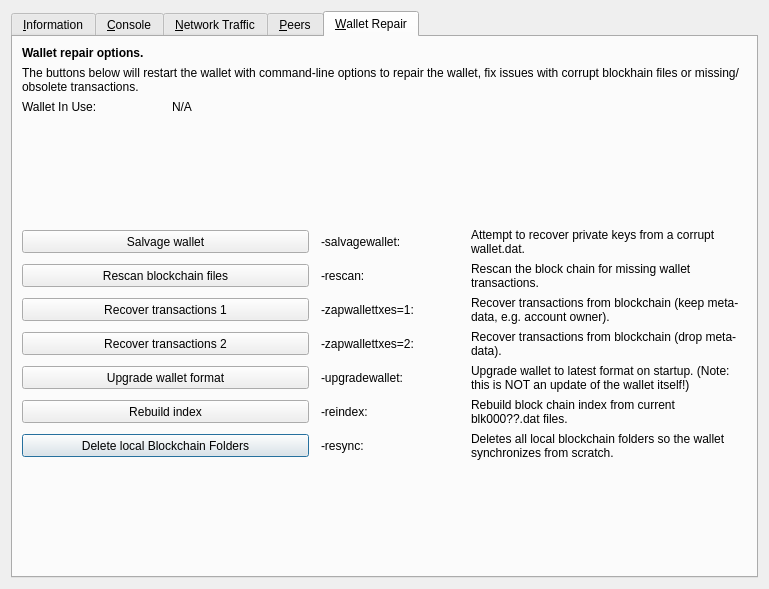
First picture: the form in src/qt/forms/rpcconsole.ui, repository VitaeTeam/Vitae, before the edit.
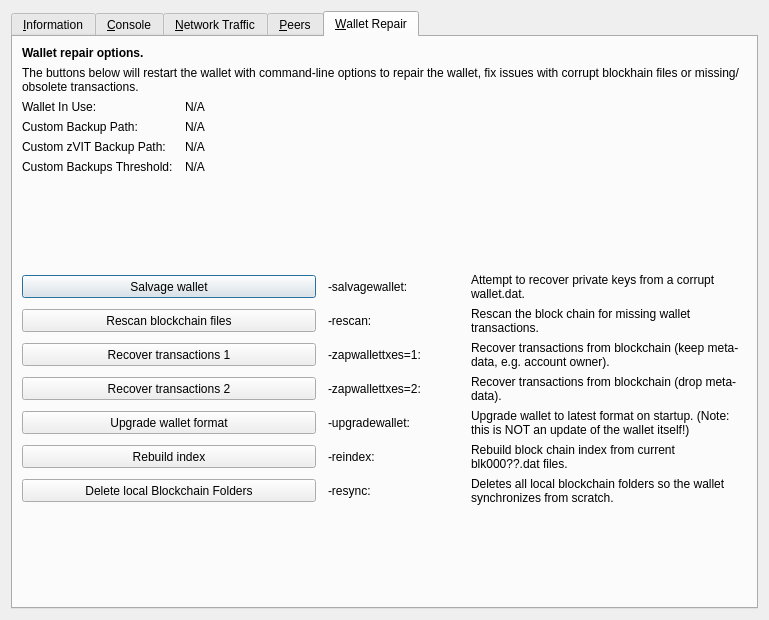
Second picture: the form after the edit. The open tabs and pages were chosen to show the change. Icons and pictures are not drawn. Custom widgets are drawn as their Qt base class.

The edit to the form file:
```diff
--- a/src/qt/forms/rpcconsole.ui
+++ b/src/qt/forms/rpcconsole.ui
@@ -7,7 +7,7 @@
     <x>0</x>
     <y>0</y>
     <width>769</width>
-    <height>589</height>
+    <height>620</height>
    </rect>
   </property>
   <property name="windowTitle">
@@ -1267,19 +1267,6 @@
        <property name="horizontalSpacing">
         <number>12</number>
        </property>
-       <item row="10" column="0" colspan="2">
-        <widget class="QPushButton" name="btn_resync">
-         <property name="minimumSize">
-          <size>
-           <width>100</width>
-           <height>23</height>
-          </size>
-         </property>
-         <property name="text">
-          <string>Delete local Blockchain Folders</string>
-         </property>
-        </widget>
-       </item>
        <item row="0" column="0" colspan="4">
         <widget class="QLabel" name="label_repair_header">
          <property name="font">
@@ -1333,6 +1320,96 @@
         </widget>
        </item>
        <item row="3" column="0">
+        <widget class="QLabel" name="wallet_custombackuppath_label">
+         <property name="visible">
+          <bool>false</bool>
+         </property>
+         <property name="text">
+          <string>Custom Backup Path:</string>
+         </property>
+        </widget>
+       </item>
+       <item row="3" column="1" colspan="3">
+        <widget class="QLabel" name="wallet_custombackuppath">
+         <property name="cursor">
+          <cursorShape>IBeamCursor</cursorShape>
+         </property>
+         <property name="visible">
+          <bool>false</bool>
+         </property>
+         <property name="text">
+          <string>N/A</string>
+         </property>
+         <property name="textFormat">
+          <enum>Qt::PlainText</enum>
+         </property>
+         <property name="textInteractionFlags">
+          <set>Qt::LinksAccessibleByMouse|Qt::TextSelectableByKeyboard|Qt::TextSelectableByMouse</set>
+         </property>
+        </widget>
+       </item>
+       <item row="4" column="0">
+        <widget class="QLabel" name="wallet_customzvitbackuppath_label">
+         <property name="text">
+          <string>Custom zVIT Backup Path:</string>
+         </property>
+         <property name="visible">
+          <bool>false</bool>
+         </property>
+         <property name="text">
+          <string>Custom zVIT Backup Path:</string>
+         </property>
+        </widget>
+       </item>
+       <item row="4" column="1" colspan="3">
+        <widget class="QLabel" name="wallet_customzvitbackuppath">
+         <property name="cursor">
+          <cursorShape>IBeamCursor</cursorShape>
+         </property>
+         <property name="visible">
+          <bool>false</bool>
+         </property>
+         <property name="text">
+          <string>N/A</string>
+         </property>
+         <property name="textFormat">
+          <enum>Qt::PlainText</enum>
+         </property>
+         <property name="textInteractionFlags">
+          <set>Qt::LinksAccessibleByMouse|Qt::TextSelectableByKeyboard|Qt::TextSelectableByMouse</set>
+         </property>
+        </widget>
+       </item>
+       <item row="5" column="0">
+        <widget class="QLabel" name="wallet_custombackupthreshold_label">
+         <property name="visible">
+          <bool>false</bool>
+         </property>
+         <property name="text">
+          <string>Custom Backups Threshold:</string>
+         </property>
+        </widget>
+       </item>
+       <item row="5" column="1" colspan="3">
+        <widget class="QLabel" name="wallet_custombackupthreshold">
+         <property name="cursor">
+          <cursorShape>IBeamCursor</cursorShape>
+         </property>
+         <property name="visible">
+          <bool>false</bool>
+         </property>
+         <property name="text">
+          <string>N/A</string>
+         </property>
+         <property name="textFormat">
+          <enum>Qt::PlainText</enum>
+         </property>
+         <property name="textInteractionFlags">
+          <set>Qt::LinksAccessibleByMouse|Qt::TextSelectableByKeyboard|Qt::TextSelectableByMouse</set>
+         </property>
+        </widget>
+       </item>
+       <item row="6" column="0">
         <spacer name="verticalSpacer_repair1">
          <property name="orientation">
           <enum>Qt::Vertical</enum>
@@ -1345,7 +1422,7 @@
          </property>
         </spacer>
        </item>
-       <item row="4" column="0" colspan="2">
+       <item row="7" column="0" colspan="2">
         <widget class="QPushButton" name="btn_salvagewallet">
          <property name="minimumSize">
           <size>
@@ -1358,14 +1435,14 @@
          </property>
         </widget>
        </item>
-       <item row="4" column="2">
+       <item row="7" column="2">
         <widget class="QLabel" name="label_repair_salvage_command">
          <property name="text">
           <string notr="true">-salvagewallet:</string>
          </property>
         </widget>
        </item>
-       <item row="4" column="3">
+       <item row="7" column="3">
         <widget class="QLabel" name="label_repair_salvage">
          <property name="text">
           <string>Attempt to recover private keys from a corrupt wallet.dat.</string>
@@ -1375,7 +1452,7 @@
          </property>
         </widget>
        </item>
-       <item row="5" column="0" colspan="2">
+       <item row="8" column="0" colspan="2">
         <widget class="QPushButton" name="btn_rescan">
          <property name="minimumSize">
           <size>
@@ -1388,14 +1465,14 @@
          </property>
         </widget>
        </item>
-       <item row="5" column="2">
+       <item row="8" column="2">
         <widget class="QLabel" name="label_repair_rescan_command">
          <property name="text">
           <string notr="true">-rescan:</string>
          </property>
         </widget>
        </item>
-       <item row="5" column="3">
+       <item row="8" column="3">
         <widget class="QLabel" name="label_repair_rescan">
          <property name="text">
           <string>Rescan the block chain for missing wallet transactions.</string>
@@ -1405,7 +1482,7 @@
          </property>
         </widget>
        </item>
-       <item row="6" column="0" colspan="2">
+       <item row="9" column="0" colspan="2">
         <widget class="QPushButton" name="btn_zapwallettxes1">
          <property name="minimumSize">
           <size>
@@ -1418,14 +1495,14 @@
          </property>
         </widget>
        </item>
-       <item row="6" column="2">
+       <item row="9" column="2">
         <widget class="QLabel" name="label_repair_zap1_command">
          <property name="text">
           <string notr="true">-zapwallettxes=1:</string>
          </property>
         </widget>
        </item>
-       <item row="6" column="3">
+       <item row="9" column="3">
         <widget class="QLabel" name="label_repair_zap1">
          <property name="text">
           <string>Recover transactions from blockchain (keep meta-data, e.g. account owner).</string>
@@ -1435,7 +1512,7 @@
          </property>
         </widget>
        </item>
-       <item row="7" column="0" colspan="2">
+       <item row="10" column="0" colspan="2">
         <widget class="QPushButton" name="btn_zapwallettxes2">
          <property name="minimumSize">
           <size>
@@ -1448,14 +1525,14 @@
          </property>
         </widget>
        </item>
-       <item row="7" column="2">
+       <item row="10" column="2">
         <widget class="QLabel" name="label_repair_zap2_command">
          <property name="text">
           <string notr="true">-zapwallettxes=2:</string>
          </property>
         </widget>
        </item>
-       <item row="7" column="3">
+       <item row="10" column="3">
         <widget class="QLabel" name="label_repair_zap2">
          <property name="text">
           <string>Recover transactions from blockchain (drop meta-data).</string>
@@ -1465,7 +1542,7 @@
          </property>
         </widget>
        </item>
-       <item row="8" column="0" colspan="2">
+       <item row="11" column="0" colspan="2">
         <widget class="QPushButton" name="btn_upgradewallet">
          <property name="minimumSize">
           <size>
@@ -1478,14 +1555,14 @@
          </property>
         </widget>
        </item>
-       <item row="8" column="2">
+       <item row="11" column="2">
         <widget class="QLabel" name="label_repair_upgrade_command">
          <property name="text">
           <string notr="true">-upgradewallet:</string>
          </property>
         </widget>
        </item>
-       <item row="8" column="3">
+       <item row="11" column="3">
         <widget class="QLabel" name="label_repair_upgrade">
          <property name="text">
           <string>Upgrade wallet to latest format on startup. (Note: this is NOT an update of the wallet itself!)</string>
@@ -1495,7 +1572,7 @@
          </property>
         </widget>
        </item>
-       <item row="9" column="0" colspan="2">
+       <item row="12" column="0" colspan="2">
         <widget class="QPushButton" name="btn_reindex">
          <property name="minimumSize">
           <size>
@@ -1508,14 +1585,14 @@
          </property>
         </widget>
        </item>
-       <item row="9" column="2">
+       <item row="12" column="2">
         <widget class="QLabel" name="label_repair_reindex_command">
          <property name="text">
           <string notr="true">-reindex:</string>
          </property>
         </widget>
        </item>
-       <item row="9" column="3">
+       <item row="12" column="3">
         <widget class="QLabel" name="label_repair_reindex">
          <property name="text">
           <string>Rebuild block chain index from current blk000??.dat files.</string>
@@ -1525,27 +1602,27 @@
          </property>
         </widget>
        </item>
-       <item row="11" column="0">
-        <spacer name="verticalSpacer_repair2">
-         <property name="orientation">
-          <enum>Qt::Vertical</enum>
-         </property>
-         <property name="sizeHint" stdset="0">
+       <item row="13" column="0" colspan="2">
+        <widget class="QPushButton" name="btn_resync">
+         <property name="minimumSize">
           <size>
-           <width>20</width>
-           <height>10</height>
+           <width>100</width>
+           <height>23</height>
           </size>
          </property>
-        </spacer>
+         <property name="text">
+          <string>Delete local Blockchain Folders</string>
+         </property>
+        </widget>
        </item>
-       <item row="10" column="2">
+       <item row="13" column="2">
         <widget class="QLabel" name="label_repair_resync_command">
          <property name="text">
           <string>-resync:</string>
          </property>
         </widget>
        </item>
-       <item row="10" column="3">
+       <item row="13" column="3">
         <widget class="QLabel" name="label_repair_resync">
          <property name="text">
           <string>Deletes all local blockchain folders so the wallet synchronizes from scratch.</string>
@@ -1555,6 +1632,19 @@
          </property>
         </widget>
        </item>
+       <item row="14" column="0">
+        <spacer name="verticalSpacer_repair2">
+         <property name="orientation">
+          <enum>Qt::Vertical</enum>
+         </property>
+         <property name="sizeHint" stdset="0">
+          <size>
+           <width>20</width>
+           <height>10</height>
+          </size>
+         </property>
+        </spacer>
+       </item>
       </layout>
      </widget>
     </widget>
```
Left out of the diff: 62 changed lines with no effect on the pictures.
